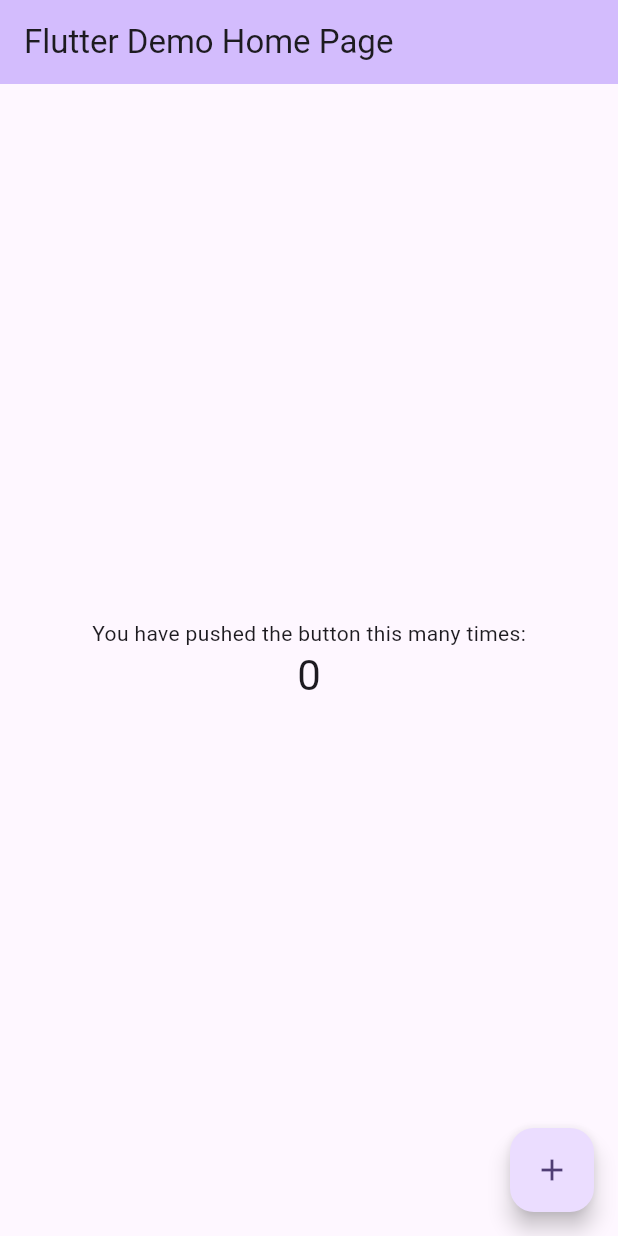
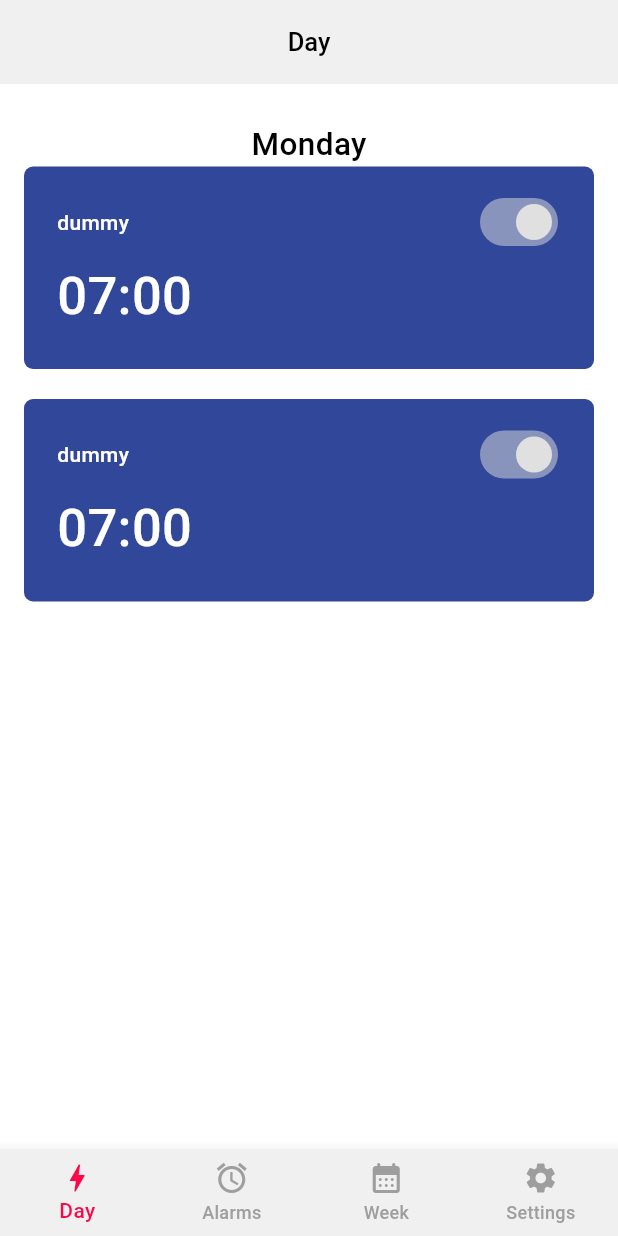
Before and after one commit to MuhammadHarisSiddiqui620/alarm_clock, a Flutter app: the screen it shows after launch, on a phone screen of 412 x 824 dp. Run offline on Flutter 3.47's test engine with Material 3 defaults, Android fonts, the light colour scheme and no system bars.

Commit message:
alarm_clock[2]
Changes
- Day Screen UI Compeleted
- Bottom Navigation Bar Compeleted

Issues
- None

```diff
--- /dev/null
+++ b/lib/Screens/AlarmScreen.dart
@@ -0,0 +1,15 @@
+import 'package:flutter/material.dart';
+
+class AlarmScreen extends StatefulWidget {
+  const AlarmScreen({super.key});
+
+  @override
+  State<AlarmScreen> createState() => _AlarmScreenState();
+}
+
+class _AlarmScreenState extends State<AlarmScreen> {
+  @override
+  Widget build(BuildContext context) {
+    return const Placeholder();
+  }
+}
--- /dev/null
+++ b/lib/Screens/DayScreen.dart
@@ -0,0 +1,47 @@
+import 'package:flutter/material.dart';
+
+import '../components/Reusable_Alarm.dart';
+import '../constants.dart';
+
+class DayScreen extends StatefulWidget {
+  const DayScreen({super.key});
+
+  @override
+  State<DayScreen> createState() => _DayScreenState();
+}
+
+class _DayScreenState extends State<DayScreen> {
+  @override
+  Widget build(BuildContext context) {
+    return SafeArea(
+      child: Scaffold(
+        appBar: AppBar(
+          title: Center(
+            child: Text(
+              'Day',
+              style: appBarStyle,
+            ),
+          ),
+        ),
+        body: ListView(
+          children: [
+            Padding(
+              padding: const EdgeInsets.only(left: 16, top: 25, right: 16),
+              child: Column(
+                children: [
+                  Text(
+                    'Monday',
+                    style: dayHeader,
+                  ),
+                  ResuableAlarm(),
+                  SizedBox(height: 20),
+                  ResuableAlarm(),
+                ],
+              ),
+            ),
+          ],
+        ),
+      ),
+    );
+  }
+}
--- /dev/null
+++ b/lib/Screens/SettingsScreen.dart
@@ -0,0 +1,15 @@
+import 'package:flutter/material.dart';
+
+class SettingsScreen extends StatefulWidget {
+  const SettingsScreen({super.key});
+
+  @override
+  State<SettingsScreen> createState() => _SettingsScreenState();
+}
+
+class _SettingsScreenState extends State<SettingsScreen> {
+  @override
+  Widget build(BuildContext context) {
+    return const Placeholder();
+  }
+}
--- /dev/null
+++ b/lib/Screens/WeekScreen.dart
@@ -0,0 +1,15 @@
+import 'package:flutter/material.dart';
+
+class WeekScreen extends StatefulWidget {
+  const WeekScreen({super.key});
+
+  @override
+  State<WeekScreen> createState() => _WeekScreenState();
+}
+
+class _WeekScreenState extends State<WeekScreen> {
+  @override
+  Widget build(BuildContext context) {
+    return const Placeholder();
+  }
+}
--- /dev/null
+++ b/lib/components/BottomNavBar.dart
@@ -0,0 +1,42 @@
+import 'package:flutter/material.dart';
+
+class BottomNavBar extends StatelessWidget {
+  final int currentIndex;
+  final Function(int) onTap;
+
+  const BottomNavBar({
+    Key? key,
+    required this.currentIndex,
+    required this.onTap,
+  }) : super(key: key);
+
+  @override
+  Widget build(BuildContext context) {
+    return BottomNavigationBar(
+      type: BottomNavigationBarType.fixed,
+      backgroundColor: Color(0XFFF0F0F0),
+      items: const <BottomNavigationBarItem>[
+        BottomNavigationBarItem(
+          icon: Icon(Icons.bolt),
+          label: 'Day',
+        ),
+        BottomNavigationBarItem(
+          icon: Icon(Icons.alarm),
+          label: 'Alarms',
+        ),
+        BottomNavigationBarItem(
+          icon: Icon(Icons.calendar_month_rounded),
+          label: 'Week',
+        ),
+        BottomNavigationBarItem(
+          icon: Icon(Icons.settings),
+          label: 'Settings',
+        ),
+      ],
+      currentIndex: currentIndex,
+      selectedItemColor: Color(0xFFFD0746),
+      unselectedItemColor: Colors.grey, // Color for inactive items
+      onTap: onTap,
+    );
+  }
+}
--- /dev/null
+++ b/lib/components/Reusable_Alarm.dart
@@ -0,0 +1,51 @@
+import 'package:flutter/material.dart';
+
+import '../constants.dart';
+import 'SwitchState.dart';
+
+class ResuableAlarm extends StatefulWidget {
+  const ResuableAlarm({super.key});
+
+  @override
+  State<ResuableAlarm> createState() => _ResuableAlarmState();
+}
+
+class _ResuableAlarmState extends State<ResuableAlarm> {
+  bool value = false;
+  Color? colour = null;
+
+  @override
+  Widget build(BuildContext context) {
+    return Container(
+      constraints: new BoxConstraints(
+        minHeight: 105,
+        minWidth: 361,
+      ),
+      decoration: BoxDecoration(
+        color: Color(0xFF31489A),
+        borderRadius: BorderRadius.circular(6.0),
+      ),
+      child: Padding(
+        padding: const EdgeInsets.only(top: 13, left: 22, bottom: 24),
+        child: Expanded(
+          child: Column(
+            crossAxisAlignment: CrossAxisAlignment.start,
+            children: [
+              Padding(
+                padding: const EdgeInsets.only(right: 20.0),
+                child: Row(
+                  mainAxisAlignment: MainAxisAlignment.spaceBetween,
+                  children: [
+                    Text('dummy', style: dayContainer),
+                    SwitchState(),
+                  ],
+                ),
+              ),
+              Text('07:00', style: dayContainerTimer),
+            ],
+          ),
+        ),
+      ),
+    );
+  }
+}
--- /dev/null
+++ b/lib/components/SwitchState.dart
@@ -0,0 +1,28 @@
+import 'package:flutter/material.dart';
+
+class SwitchState extends StatefulWidget {
+  const SwitchState({super.key});
+
+  @override
+  State<SwitchState> createState() => _SwitchStateState();
+}
+
+class _SwitchStateState extends State<SwitchState> {
+  bool light = true;
+
+  @override
+  Widget build(BuildContext context) {
+    return Switch(
+      // This bool value toggles the switch.
+      value: light,
+      activeColor: Colors.grey[300],
+      inactiveTrackColor: Colors.white,
+      onChanged: (bool value) {
+        // This is called when the user toggles the switch.
+        setState(() {
+          light = value;
+        });
+      },
+    );
+  }
+}
--- /dev/null
+++ b/lib/constants.dart
@@ -0,0 +1,35 @@
+import 'package:flutter/material.dart';
+
+const appBarStyle =
+    TextStyle(color: Colors.black, fontSize: 17, fontFamily: 'Roboto');
+
+const dayHeader =
+    TextStyle(fontSize: 21, color: Colors.black, fontFamily: 'Roboto');
+
+const dayContainer =
+    TextStyle(fontSize: 14, color: Colors.white, fontFamily: 'Roboto');
+
+const dayContainerTimer =
+    TextStyle(fontSize: 35, color: Colors.white, fontFamily: 'Roboto');
+
+const TextStyle optionStyle =
+    TextStyle(fontSize: 30, fontWeight: FontWeight.bold);
+
+const List<Widget> _widgetOptions = <Widget>[
+  Text(
+    'Index 0: Day',
+    style: optionStyle,
+  ),
+  Text(
+    'Index 1: Alarms',
+    style: optionStyle,
+  ),
+  Text(
+    'Index 2: Week',
+    style: optionStyle,
+  ),
+  Text(
+    'Index 3: Settings',
+    style: optionStyle,
+  ),
+];
--- a/lib/main.dart
+++ b/lib/main.dart
@@ -1,4 +1,10 @@
+import 'package:alarm_clock/Screens/SettingsScreen.dart';
+import 'package:alarm_clock/Screens/WeekScreen.dart';
 import 'package:flutter/material.dart';
+
+import 'Screens/AlarmScreen.dart';
+import 'Screens/DayScreen.dart';
+import 'components/BottomNavBar.dart';
 
 void main() {
   runApp(const MyApp());
@@ -11,115 +17,49 @@
   @override
   Widget build(BuildContext context) {
     return MaterialApp(
-      title: 'Flutter Demo',
-      theme: ThemeData(
-        // This is the theme of your application.
-        //
-        // TRY THIS: Try running your application with "flutter run". You'll see
-        // the application has a purple toolbar. Then, without quitting the app,
-        // try changing the seedColor in the colorScheme below to Colors.green
-        // and then invoke "hot reload" (save your changes or press the "hot
-        // reload" button in a Flutter-supported IDE, or press "r" if you used
-        // the command line to start the app).
-        //
-        // Notice that the counter didn't reset back to zero; the application
-        // state is not lost during the reload. To reset the state, use hot
-        // restart instead.
-        //
-        // This works for code too, not just values: Most code changes can be
-        // tested with just a hot reload.
-        colorScheme: ColorScheme.fromSeed(seedColor: Colors.deepPurple),
-        useMaterial3: true,
+      theme: ThemeData.dark().copyWith(
+        primaryColor: Color(0xFFF0F0F0),
+        scaffoldBackgroundColor: Color(0xFFFFFFFF),
+        appBarTheme: AppBarTheme(
+          backgroundColor: Color(0xFFF0F0F0), // Set your AppBar color here
+        ),
       ),
-      home: const MyHomePage(title: 'Flutter Demo Home Page'),
+      home: HomeScreen(),
     );
   }
 }
 
-class MyHomePage extends StatefulWidget {
-  const MyHomePage({super.key, required this.title});
-
-  // This widget is the home page of your application. It is stateful, meaning
-  // that it has a State object (defined below) that contains fields that affect
-  // how it looks.
-
-  // This class is the configuration for the state. It holds the values (in this
-  // case the title) provided by the parent (in this case the App widget) and
-  // used by the build method of the State. Fields in a Widget subclass are
-  // always marked "final".
-
-  final String title;
-
+class HomeScreen extends StatefulWidget {
   @override
-  State<MyHomePage> createState() => _MyHomePageState();
+  _HomeScreenState createState() => _HomeScreenState();
 }
 
-class _MyHomePageState extends State<MyHomePage> {
-  int _counter = 0;
+class _HomeScreenState extends State<HomeScreen> {
+  int _selectedIndex = 0;
 
-  void _incrementCounter() {
+  // List of screens to display based on the selected index
+  final List<Widget> _screens = [
+    DayScreen(),
+    AlarmScreen(),
+    WeekScreen(),
+    SettingsScreen()
+  ];
+
+  void _onItemTapped(int index) {
     setState(() {
-      // This call to setState tells the Flutter framework that something has
-      // changed in this State, which causes it to rerun the build method below
-      // so that the display can reflect the updated values. If we changed
-      // _counter without calling setState(), then the build method would not be
-      // called again, and so nothing would appear to happen.
-      _counter++;
+      _selectedIndex = index;
     });
   }
 
   @override
   Widget build(BuildContext context) {
-    // This method is rerun every time setState is called, for instance as done
-    // by the _incrementCounter method above.
-    //
-    // The Flutter framework has been optimized to make rerunning build methods
-    // fast, so that you can just rebuild anything that needs updating rather
-    // than having to individually change instances of widgets.
     return Scaffold(
-      appBar: AppBar(
-        // TRY THIS: Try changing the color here to a specific color (to
-        // Colors.amber, perhaps?) and trigger a hot reload to see the AppBar
-        // change color while the other colors stay the same.
-        backgroundColor: Theme.of(context).colorScheme.inversePrimary,
-        // Here we take the value from the MyHomePage object that was created by
-        // the App.build method, and use it to set our appbar title.
-        title: Text(widget.title),
+      body: _screens[
+          _selectedIndex], // Display the screen based on the selected index
+      bottomNavigationBar: BottomNavBar(
+        currentIndex: _selectedIndex,
+        onTap: _onItemTapped,
       ),
-      body: Center(
-        // Center is a layout widget. It takes a single child and positions it
-        // in the middle of the parent.
-        child: Column(
-          // Column is also a layout widget. It takes a list of children and
-          // arranges them vertically. By default, it sizes itself to fit its
-          // children horizontally, and tries to be as tall as its parent.
-          //
-          // Column has various properties to control how it sizes itself and
-          // how it positions its children. Here we use mainAxisAlignment to
-          // center the children vertically; the main axis here is the vertical
-          // axis because Columns are vertical (the cross axis would be
-          // horizontal).
-          //
-          // TRY THIS: Invoke "debug painting" (choose the "Toggle Debug Paint"
-          // action in the IDE, or press "p" in the console), to see the
-          // wireframe for each widget.
-          mainAxisAlignment: MainAxisAlignment.center,
-          children: <Widget>[
-            const Text(
-              'You have pushed the button this many times:',
-            ),
-            Text(
-              '$_counter',
-              style: Theme.of(context).textTheme.headlineMedium,
-            ),
-          ],
-        ),
-      ),
-      floatingActionButton: FloatingActionButton(
-        onPressed: _incrementCounter,
-        tooltip: 'Increment',
-        child: const Icon(Icons.add),
-      ), // This trailing comma makes auto-formatting nicer for build methods.
     );
   }
 }
```
Also changed, not shown: pubspec.yaml (+7 -67 lines), fonts/Roboto-Medium.ttf (added), pubspec.lock.
